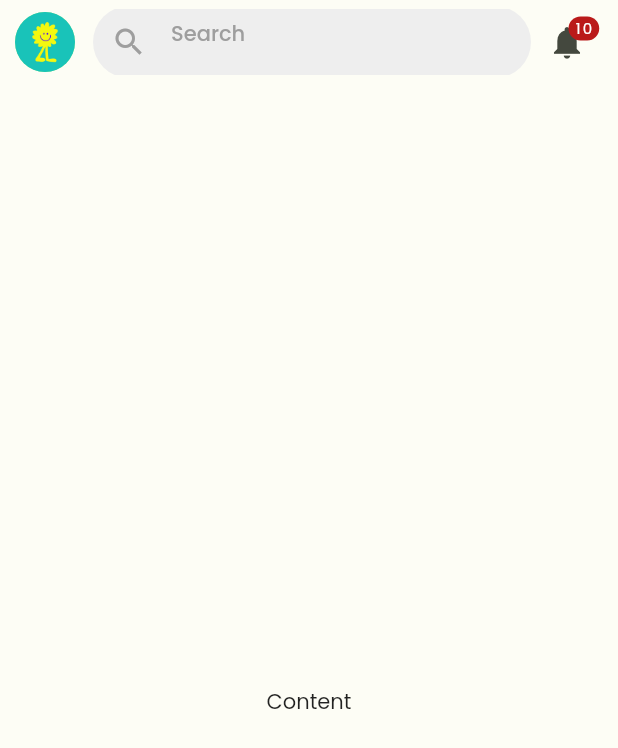
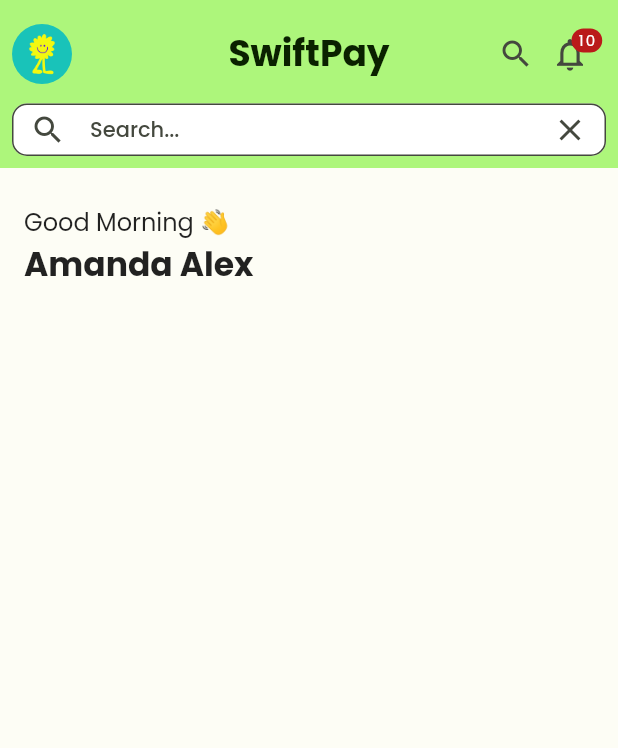
Before and after one commit to ndungujan23/ewallet, a Flutter app: the DashboardScreen screen opened by its route, on a phone screen of 412 x 824 dp. Shown: the top 748 px of the screen. Run offline on Flutter 3.47's test engine with Material 2 defaults, Android fonts, the phone set to English and light mode, and no system bars; our stand-ins replace flutter_native_splash, flutter_riverpod, freezed_annotation, go_router, google_fonts.

Commit message:
updated dashboard layout

```diff
--- a/lib/src/features/main/dashboard_screen.dart
+++ b/lib/src/features/main/dashboard_screen.dart
@@ -1,6 +1,6 @@
+import 'package:ebank/src/ui/widgets/index.dart';
 import 'package:flutter/material.dart';
 import 'package:flutter_riverpod/flutter_riverpod.dart';
-import 'package:ebank/src/ui/widgets/index.dart';
 
 class DashboardScreen extends ConsumerWidget {
   const DashboardScreen({super.key});
@@ -10,26 +10,48 @@ class DashboardScreen extends ConsumerWidget {
     var timeOfDay = hour <= 12
         ? 'Morning'
         : hour <= 17
-        ? 'Afternoon'
-        : 'Evening';
+            ? 'Afternoon'
+            : 'Evening';
     return "Good $timeOfDay 👋";
   }
 
   @override
   Widget build(BuildContext context, WidgetRef ref) {
-
     return Scaffold(
       extendBodyBehindAppBar: true,
       appBar: const TopBar(),
       body: SafeArea(
-        child: SingleChildScrollView(
-          child: Container(
+        child: Container(
             height: MediaQuery.of(context).size.height,
             width: MediaQuery.of(context).size.width,
-            padding: const EdgeInsets.only(left: 16, right: 16),
-            child: const Center(child: Text("Content")),
-          ),
-        ),
+            padding: const EdgeInsets.only(left: 16, right: 16, top: 24.0),
+            child: SingleChildScrollView(
+              child: Column(
+                crossAxisAlignment: CrossAxisAlignment.start,
+                children: [
+                  Column(
+                    crossAxisAlignment: CrossAxisAlignment.start,
+                    children: <Widget>[
+                      Text(
+                        greeting(),
+                        textAlign: TextAlign.left,
+                        style: Theme.of(context).textTheme.labelLarge?.copyWith(
+                              fontSize: 16,
+                              fontWeight: FontWeight.w400,
+                            ),
+                      ),
+                      Text(
+                        'Amanda Alex',
+                        style: Theme.of(context).textTheme.labelLarge?.copyWith(
+                              fontSize: 22,
+                              fontWeight: FontWeight.w700,
+                            ),
+                      )
+                    ],
+                  ),
+                ],
+              ),
+            )),
       ),
     );
   }
--- a/lib/src/ui/widgets/topbar.dart
+++ b/lib/src/ui/widgets/topbar.dart
@@ -1,67 +1,82 @@
 import 'package:flutter/material.dart';
-import 'package:flutter/services.dart';
 import 'package:go_router/go_router.dart';
 
 class TopBar extends StatelessWidget implements PreferredSizeWidget {
   @override
   final Size preferredSize;
 
-  const TopBar({super.key})
-      : preferredSize = const Size.fromHeight(kToolbarHeight);
+  const TopBar({super.key}) : preferredSize = const Size.fromHeight(kToolbarHeight * 2);
 
   @override
   Widget build(BuildContext context) {
-    return Padding(
-      padding: const EdgeInsets.symmetric(vertical: 6.0, horizontal: 10.0),
+    return Container(
+      color: Theme.of(context).colorScheme.primaryContainer,
+      padding: const EdgeInsets.all(8.0),
       child: AppBar(
-        backgroundColor: Colors.transparent,
+        backgroundColor: Theme.of(context).colorScheme.primaryContainer,
         forceMaterialTransparency: true,
         elevation: 0.0,
-        leadingWidth: 40,
         titleSpacing: 0,
         leading: Row(
           children: [
             GestureDetector(
-              onTap: () { context.push('/profile'); },
+              onTap: () {
+                context.push('/profile');
+              },
               child: const CircleAvatar(
                 backgroundImage: AssetImage('assets/images/avatar.png'),
               ),
             ),
           ],
         ),
-        title: Container(
-          margin: const EdgeInsets.only(left: 12.0),
-          decoration: BoxDecoration(
-            borderRadius: BorderRadius.circular(50),
-            color: Colors.grey[200]
-            // color: Theme.of(context).colorScheme.surface,
-          ),
-          child: const TextField(
-            readOnly: true,
-            decoration: InputDecoration(
-              prefixIcon: Icon(
-                Icons.search,
-                color: Colors.grey,
+        centerTitle: true,
+        title: Text(
+          'SwiftPay',
+          style: Theme.of(context).textTheme.titleLarge?.copyWith(
+                fontSize: 24.0,
+                fontWeight: FontWeight.w700,
+                color: Theme.of(context).colorScheme.onPrimaryContainer,
               ),
-              border: InputBorder.none,
-              hintStyle: TextStyle(color: Colors.grey),
-              hintText: "Search",
-            ),
-          ),
         ),
         actions: [
+          GestureDetector(onTap: () {}, child: const Icon(Icons.search)),
           IconButton(
             onPressed: () {},
             icon: const Badge(
               label: Text('10'),
               child: Icon(
-                Icons.notifications,
+                Icons.notifications_outlined,
                 size: 26,
               ),
             ),
           ),
         ],
-        systemOverlayStyle: SystemUiOverlayStyle.dark,
+        bottom: PreferredSize(
+          preferredSize: const Size.fromHeight(150),
+          child: SizedBox(
+            height: 35,
+            child: TextFormField(
+              textAlign: TextAlign.start,
+              // controller: _searchText,
+              decoration: InputDecoration(
+                filled: true,
+                fillColor: Colors.white,
+                prefixIcon: const Icon(Icons.search),
+                suffixIcon: InkWell(
+                  child: const Icon(Icons.close),
+                  onTap: () {
+                    // _searchText.clear();
+                  },
+                ),
+                hintText: 'Search...',
+                contentPadding: const EdgeInsets.all(0),
+                border: const OutlineInputBorder(
+                  borderRadius: BorderRadius.all(Radius.circular(10)),
+                ),
+              ),
+            ),
+          ),
+        ),
       ),
     );
   }
```
